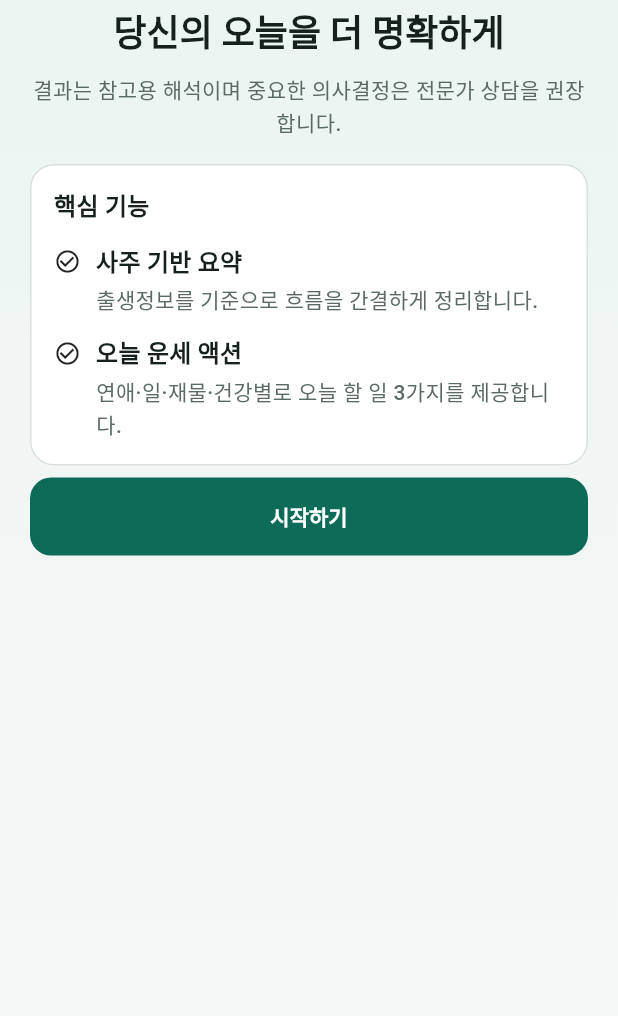
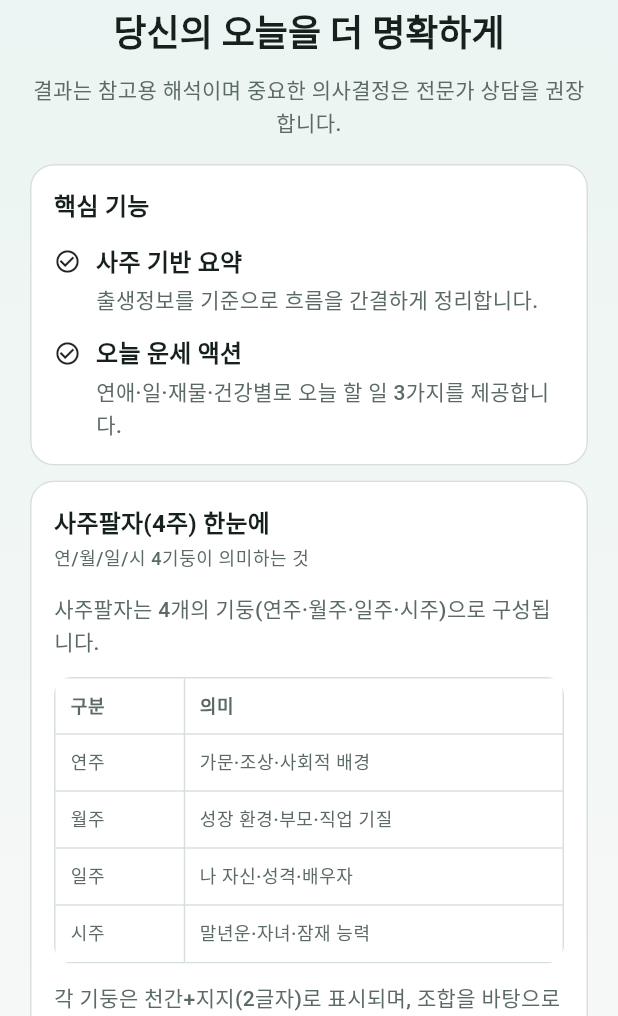
Before and after one commit to hooni-dev-0104/FortuneLog, a Flutter app: the screen it shows after launch, on a phone screen of 412 x 824 dp, the part 220-1236 px from its top. Run offline on Flutter 3.47's test engine with Material 3 defaults, Android fonts, the phone set to English and light mode, and no system bars; our stand-ins replace flutter_svg, supabase_flutter; accounts and stored records are empty.

Commit message:
Add 4 pillars (saju) primer to onboarding

```diff
--- a/apps/mobile/lib/features/onboarding/onboarding_page.dart
+++ b/apps/mobile/lib/features/onboarding/onboarding_page.dart
@@ -77,6 +77,23 @@ class OnboardingPage extends StatelessWidget {
                   ],
                 ),
               ),
+              const SizedBox(height: 10),
+              const PageSection(
+                title: '사주팔자(4주) 한눈에',
+                subtitle: '연/월/일/시 4기둥이 의미하는 것',
+                child: Column(
+                  crossAxisAlignment: CrossAxisAlignment.start,
+                  children: [
+                    Text('사주팔자는 4개의 기둥(연주·월주·일주·시주)으로 구성됩니다.'),
+                    SizedBox(height: 12),
+                    _FourPillarsMeaningTable(),
+                    SizedBox(height: 12),
+                    Text(
+                      '각 기둥은 천간+지지(2글자)로 표시되며, 조합을 바탕으로 해석이 만들어집니다.',
+                    ),
+                  ],
+                ),
+              ),
               const SizedBox(height: 8),
               FilledButton(
                 onPressed: () => Navigator.pushReplacementNamed(context, LoginPage.routeName),
@@ -89,3 +106,59 @@ class OnboardingPage extends StatelessWidget {
     );
   }
 }
+
+class _FourPillarsMeaningTable extends StatelessWidget {
+  const _FourPillarsMeaningTable();
+
+  TableRow _row(BuildContext context, {required String left, required String right, bool header = false}) {
+    final leftStyle = header
+        ? Theme.of(context).textTheme.bodySmall?.copyWith(fontWeight: FontWeight.w700)
+        : Theme.of(context).textTheme.bodySmall;
+    final rightStyle = header
+        ? Theme.of(context).textTheme.bodySmall?.copyWith(fontWeight: FontWeight.w700)
+        : Theme.of(context).textTheme.bodySmall;
+
+    return TableRow(
+      children: [
+        Padding(
+          padding: const EdgeInsets.symmetric(vertical: 10, horizontal: 10),
+          child: Text(left, style: leftStyle),
+        ),
+        Padding(
+          padding: const EdgeInsets.symmetric(vertical: 10, horizontal: 10),
+          child: Text(right, style: rightStyle),
+        ),
+      ],
+    );
+  }
+
+  @override
+  Widget build(BuildContext context) {
+    return ClipRRect(
+      borderRadius: BorderRadius.circular(12),
+      child: Container(
+        decoration: BoxDecoration(
+          border: Border.all(color: const Color(0xFFD8E0DC)),
+          color: Colors.white,
+        ),
+        child: Table(
+          columnWidths: const {
+            0: FixedColumnWidth(86),
+            1: FlexColumnWidth(),
+          },
+          border: const TableBorder(
+            horizontalInside: BorderSide(color: Color(0xFFD8E0DC)),
+            verticalInside: BorderSide(color: Color(0xFFD8E0DC)),
+          ),
+          children: [
+            _row(context, left: '구분', right: '의미', header: true),
+            _row(context, left: '연주', right: '가문·조상·사회적 배경'),
+            _row(context, left: '월주', right: '성장 환경·부모·직업 기질'),
+            _row(context, left: '일주', right: '나 자신·성격·배우자'),
+            _row(context, left: '시주', right: '말년운·자녀·잠재 능력'),
+          ],
+        ),
+      ),
+    );
+  }
+}
```
